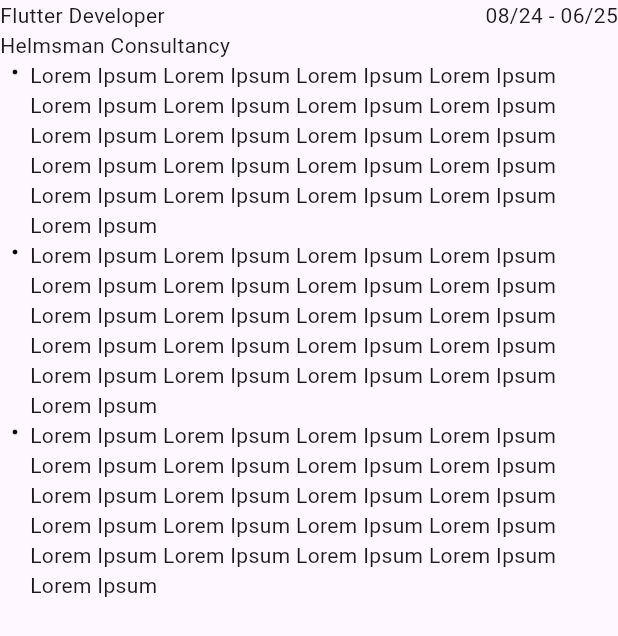
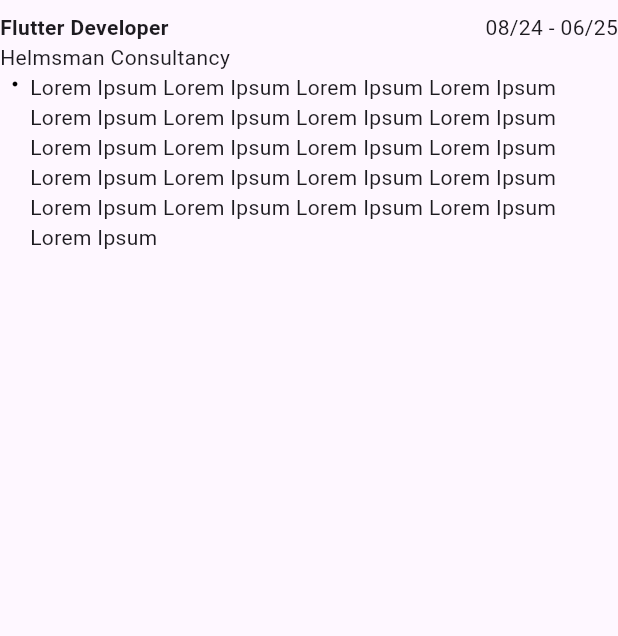
Before and after one commit to priyankprmr/portfolio, a Flutter app: the WorkExperienceCard widget shown alone on an empty page, opened directly, on a phone screen of 412 x 824 dp. Shown: the top 636 px of the screen. Run offline on Flutter 3.47's test engine with Material 3 defaults, Android fonts, the phone set to English and light mode, and no system bars.

Commit message:
- work experience card widget changes

```diff
--- a/lib/widgets/work_experience_card.dart
+++ b/lib/widgets/work_experience_card.dart
@@ -1,5 +1,5 @@
 import 'package:flutter/material.dart';
-import 'package:portfolio/common/horizontal_dot_spacer.dart';
+import 'package:portfolio/common/bullet_point_text.dart';
 import 'package:portfolio/utils/extensions.dart';
 
 class WorkExperienceCard extends StatelessWidget {
@@ -12,55 +12,26 @@ class WorkExperienceCard extends StatelessWidget {
       children: [
         Row(
           mainAxisAlignment: MainAxisAlignment.spaceBetween,
-          children: [Text('Flutter Developer'), Text('08/24 - 06/25')],
+          children: [
+            Text(
+              'Flutter Developer',
+              style: TextStyle(fontWeight: FontWeight.bold),
+            ),
+            Text('08/24 - 06/25'),
+          ],
         ),
         Text('Helmsman Consultancy'),
         Column(
           mainAxisAlignment: MainAxisAlignment.start,
           crossAxisAlignment: CrossAxisAlignment.stretch,
           children: [
-            Row(
-              crossAxisAlignment: CrossAxisAlignment.start,
-              children: [
-                HorizontalDotSpacer().verticalPadding(6.0),
-                Flexible(
-                  child: Text(
-                    'Lorem Ipsum Lorem Ipsum Lorem Ipsum Lorem Ipsum Lorem Ipsum Lorem Ipsum Lorem Ipsum Lorem Ipsum Lorem Ipsum Lorem Ipsum Lorem Ipsum Lorem Ipsum Lorem Ipsum Lorem Ipsum Lorem Ipsum Lorem Ipsum Lorem Ipsum Lorem Ipsum Lorem Ipsum Lorem Ipsum Lorem Ipsum',
-                    // textDirection: TextDirection.ltr,
-                    // textAlign: TextAlign.left,
-                  ),
-                ),
-              ],
-            ),
-            Row(
-              crossAxisAlignment: CrossAxisAlignment.start,
-              children: [
-                HorizontalDotSpacer().verticalPadding(6.0),
-                Flexible(
-                  child: Text(
-                    'Lorem Ipsum Lorem Ipsum Lorem Ipsum Lorem Ipsum Lorem Ipsum Lorem Ipsum Lorem Ipsum Lorem Ipsum Lorem Ipsum Lorem Ipsum Lorem Ipsum Lorem Ipsum Lorem Ipsum Lorem Ipsum Lorem Ipsum Lorem Ipsum Lorem Ipsum Lorem Ipsum Lorem Ipsum Lorem Ipsum Lorem Ipsum',
-                    // textDirection: TextDirection.ltr,
-                    // textAlign: TextAlign.left,
-                  ),
-                ),
-              ],
-            ),
-            Row(
-              crossAxisAlignment: CrossAxisAlignment.start,
-              children: [
-                HorizontalDotSpacer().verticalPadding(6.0),
-                Flexible(
-                  child: Text(
-                    'Lorem Ipsum Lorem Ipsum Lorem Ipsum Lorem Ipsum Lorem Ipsum Lorem Ipsum Lorem Ipsum Lorem Ipsum Lorem Ipsum Lorem Ipsum Lorem Ipsum Lorem Ipsum Lorem Ipsum Lorem Ipsum Lorem Ipsum Lorem Ipsum Lorem Ipsum Lorem Ipsum Lorem Ipsum Lorem Ipsum Lorem Ipsum',
-                    // textDirection: TextDirection.ltr,
-                    // textAlign: TextAlign.left,
-                  ),
-                ),
-              ],
+            BulletPointText(
+              text:
+                  'Lorem Ipsum Lorem Ipsum Lorem Ipsum Lorem Ipsum Lorem Ipsum Lorem Ipsum Lorem Ipsum Lorem Ipsum Lorem Ipsum Lorem Ipsum Lorem Ipsum Lorem Ipsum Lorem Ipsum Lorem Ipsum Lorem Ipsum Lorem Ipsum Lorem Ipsum Lorem Ipsum Lorem Ipsum Lorem Ipsum Lorem Ipsum',
             ),
           ],
         ),
       ],
-    );
+    ).verticalPadding(8.0);
   }
 }
```
